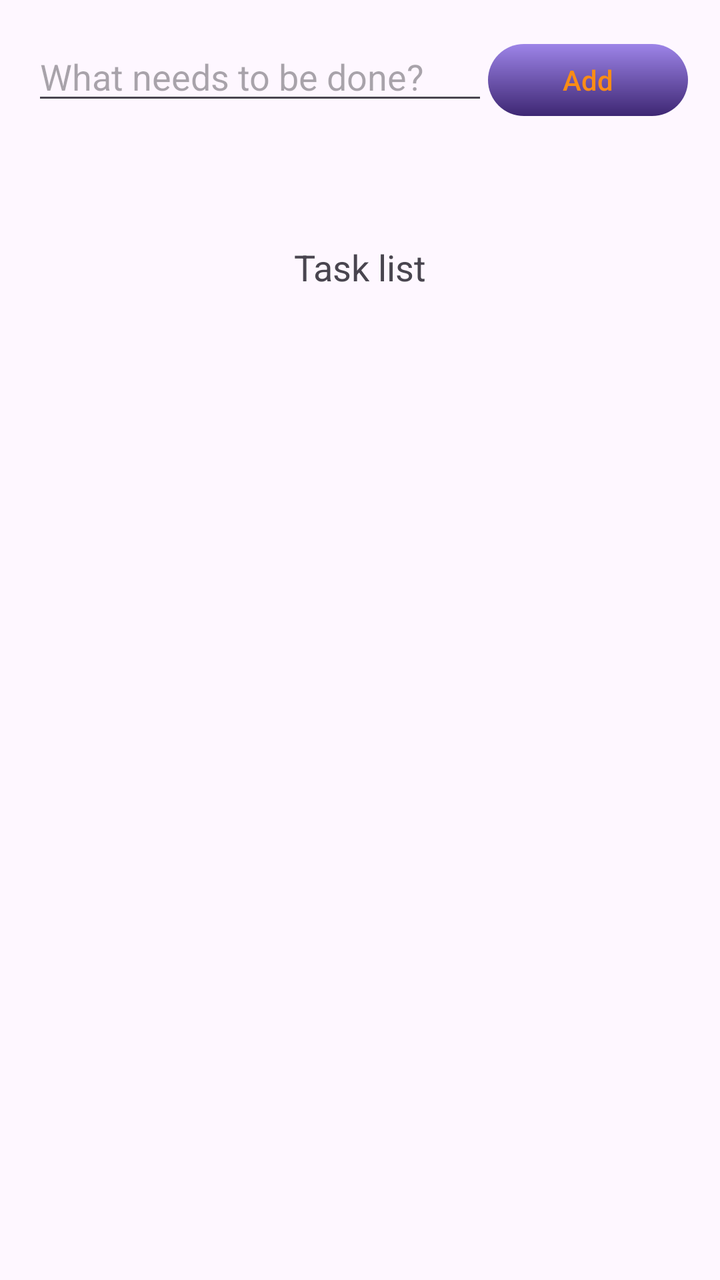
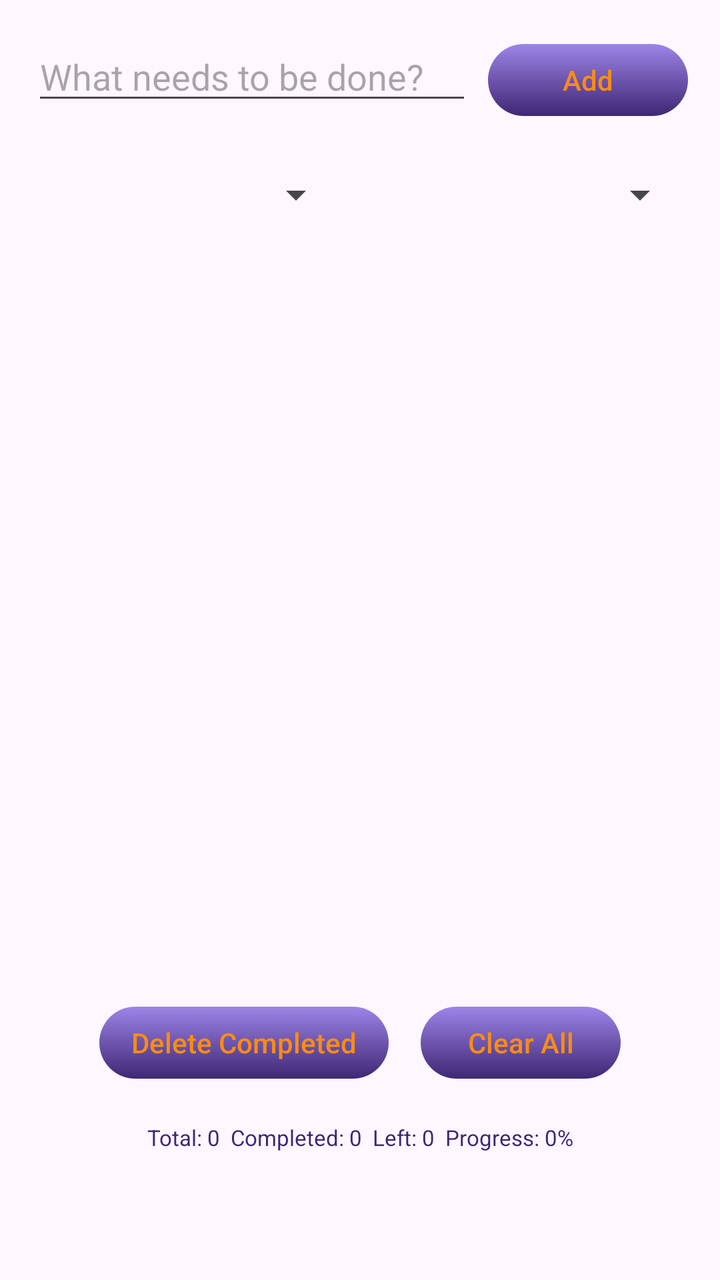

The first picture is an Android layout as it rendered before a commit; the second is the same layout after the commit. The layout source and the unified diff follow.
<!-- AndroidManifest.xml: application theme Theme.MyAssistant -->
<!-- res/layout/fragment_tasks.xml -->
<?xml version="1.0" encoding="utf-8"?>
<androidx.constraintlayout.widget.ConstraintLayout xmlns:android="http://schemas.android.com/apk/res/android"
    xmlns:app="http://schemas.android.com/apk/res-auto"
    android:layout_width="match_parent"
    android:layout_height="match_parent"
    android:padding="16dp">

    
    <EditText android:hint="What needs to be done?" android:id="@+id/taskInput" android:inputType="textCapSentences" android:layout_height="wrap_content" android:layout_width="0dp" app:layout_constraintEnd_toStartOf="@+id/addButton" app:layout_constraintStart_toStartOf="parent" app:layout_constraintTop_toTopOf="parent"/>

    <androidx.appcompat.widget.AppCompatButton
        android:id="@+id/addButton"
        android:layout_width="wrap_content"
        android:layout_height="wrap_content"
        android:background="@drawable/button_selector"
        android:text="Add"
        android:textAllCaps="false"
        android:textColor="@color/text_color_btn"
        android:paddingStart="24dp"
        android:paddingEnd="24dp"
        android:minWidth="100dp"
        android:stateListAnimator="@null"
        app:layout_constraintEnd_toEndOf="parent"
        app:layout_constraintTop_toTopOf="parent" />

    
    <TextView android:layout_height="wrap_content" android:layout_marginTop="64dp" android:layout_width="wrap_content" android:text="Task list" android:textSize="18sp" app:layout_constraintEnd_toEndOf="parent" app:layout_constraintStart_toStartOf="parent" app:layout_constraintTop_toBottomOf="@+id/taskInput"/>

</androidx.constraintlayout.widget.ConstraintLayout>
<!-- resources referenced by this layout -->
<resources>
  <color name="text_color_btn">#FA8C16</color>
  <!-- drawable button_selector (drawable) -->
  <?xml version="1.0" encoding="utf-8"?>
  <selector xmlns:android="http://schemas.android.com/apk/res/android">
  
      <item android:state_pressed="true">
          <inset
              android:insetTop="6dp"
              android:insetBottom="6dp">
  
              <shape android:shape="rectangle">
                  <gradient
                      android:type="linear"
                      android:angle="55"
                      android:startColor="#3E2773"
                      android:endColor="#6E5CA2"/>
                  <corners android:radius="20dp" />
                  <size android:height="36dp" />
              </shape>
  
          </inset>
      </item>
  
      <item>
          <inset
              android:insetTop="6dp"
              android:insetBottom="6dp">
  
              <shape android:shape="rectangle">
                  <gradient
                      android:type="linear"
                      android:angle="125"
                      android:startColor="#9D84E8"
                      android:endColor="#3E2773" />
                  <corners android:radius="20dp" />
                  <size android:height="16dp" />
              </shape>
  
          </inset>
      </item>
  
  </selector>
  <style name="Theme.MyAssistant" parent="Base.Theme.MyAssistant" />
  <style name="Base.Theme.MyAssistant" parent="Theme.Material3.DayNight.NoActionBar">
          
          
      </style>
</resources>

<!-- the commit's change to res/layout/fragment_tasks.xml (unified diff, before → after) -->
@@ -1,29 +1,119 @@
 <?xml version="1.0" encoding="utf-8"?>
 <androidx.constraintlayout.widget.ConstraintLayout xmlns:android="http://schemas.android.com/apk/res/android"
     xmlns:app="http://schemas.android.com/apk/res-auto"
+    xmlns:tools="http://schemas.android.com/tools"
     android:layout_width="match_parent"
     android:layout_height="match_parent"
     android:padding="16dp">
 
-    
-    <EditText android:hint="What needs to be done?" android:id="@+id/taskInput" android:inputType="textCapSentences" android:layout_height="wrap_content" android:layout_width="0dp" app:layout_constraintEnd_toStartOf="@+id/addButton" app:layout_constraintStart_toStartOf="parent" app:layout_constraintTop_toTopOf="parent"/>
+    <EditText
+        android:id="@+id/taskInput"
+        android:layout_width="0dp"
+        android:layout_height="wrap_content"
+        android:layout_marginEnd="8dp"
+        android:hint="What needs to be done?"
+        android:inputType="text|textCapSentences"
+        app:layout_constraintBaseline_toBaselineOf="@+id/addButton"
+        app:layout_constraintEnd_toStartOf="@+id/addButton"
+        app:layout_constraintStart_toStartOf="parent" />
 
     <androidx.appcompat.widget.AppCompatButton
         android:id="@+id/addButton"
         android:layout_width="wrap_content"
         android:layout_height="wrap_content"
         android:background="@drawable/button_selector"
+        android:minWidth="100dp"
+        android:paddingStart="24dp"
+        android:paddingEnd="24dp"
+        android:stateListAnimator="@null"
         android:text="Add"
         android:textAllCaps="false"
         android:textColor="@color/text_color_btn"
-        android:paddingStart="24dp"
-        android:paddingEnd="24dp"
-        android:minWidth="100dp"
-        android:stateListAnimator="@null"
         app:layout_constraintEnd_toEndOf="parent"
         app:layout_constraintTop_toTopOf="parent" />
 
-    
-    <TextView android:layout_height="wrap_content" android:layout_marginTop="64dp" android:layout_width="wrap_content" android:text="Task list" android:textSize="18sp" app:layout_constraintEnd_toEndOf="parent" app:layout_constraintStart_toStartOf="parent" app:layout_constraintTop_toBottomOf="@+id/taskInput"/>
+    <Spinner
+        android:id="@+id/filterSpinner"
+        android:layout_width="0dp"
+        android:layout_height="48dp"
+        android:layout_marginTop="16dp"
+        android:layout_marginEnd="8dp"
+        app:layout_constraintEnd_toStartOf="@+id/sortSpinner"
+        app:layout_constraintStart_toStartOf="parent"
+        app:layout_constraintTop_toBottomOf="@+id/taskInput" />
+
+    <Spinner
+        android:id="@+id/sortSpinner"
+        android:layout_width="0dp"
+        android:layout_height="48dp"
+        android:layout_marginTop="16dp"
+        android:layout_marginStart="8dp"
+        app:layout_constraintEnd_toEndOf="parent"
+        app:layout_constraintStart_toEndOf="@+id/filterSpinner"
+        app:layout_constraintTop_toBottomOf="@+id/taskInput" />
+
+    <androidx.recyclerview.widget.RecyclerView
+        android:id="@+id/tasksRecyclerView"
+        android:layout_width="0dp"
+        android:layout_height="0dp"
+        android:layout_marginTop="16dp"
+        android:layout_marginBottom="16dp"
+        app:layout_constraintBottom_toTopOf="@+id/bottomActionPanel"
+        app:layout_constraintEnd_toEndOf="parent"
+        app:layout_constraintStart_toStartOf="parent"
+        app:layout_constraintTop_toBottomOf="@+id/filterSpinner" />
+
+    <LinearLayout
+        android:id="@+id/bottomActionPanel"
+        android:layout_width="0dp"
+        android:layout_height="wrap_content"
+        android:layout_marginBottom="16dp"
+        android:gravity="center"
+        android:orientation="horizontal"
+        app:layout_constraintBottom_toTopOf="@+id/statisticsTextView"
+        app:layout_constraintEnd_toEndOf="parent"
+        app:layout_constraintStart_toStartOf="parent">
+
+        <androidx.appcompat.widget.AppCompatButton
+            android:id="@+id/deleteCompletedButton"
+            android:layout_width="wrap_content"
+            android:layout_height="wrap_content"
+            android:layout_marginEnd="8dp"
+            android:background="@drawable/button_selector"
+            android:minWidth="120dp"
+            android:paddingStart="16dp"
+            android:paddingEnd="16dp"
+            android:stateListAnimator="@null"
+            android:text="Delete Completed"
+            android:textAllCaps="false"
+            android:textColor="@color/text_color_btn" />
+
+        <androidx.appcompat.widget.AppCompatButton
+            android:id="@+id/clearAllButton"
+            android:layout_width="wrap_content"
+            android:layout_height="wrap_content"
+            android:layout_marginStart="8dp"
+            android:background="@drawable/button_selector"
+            android:minWidth="100dp"
+            android:paddingStart="16dp"
+            android:paddingEnd="16dp"
+            android:stateListAnimator="@null"
+            android:text="Clear All"
+            android:textAllCaps="false"
+            android:textColor="@color/text_color_btn" />
+    </LinearLayout>
+
+    <TextView
+        android:id="@+id/statisticsTextView"
+        android:layout_width="0dp"
+        android:layout_height="wrap_content"
+        android:layout_marginBottom="48dp"
+        android:gravity="center"
+        android:text="Total: 0  Completed: 0  Left: 0  Progress: 0%"
+        android:textColor="@color/text_color"
+        android:textSize="11sp"
+        app:layout_constraintBottom_toBottomOf="parent"
+        app:layout_constraintEnd_toEndOf="parent"
+        app:layout_constraintStart_toStartOf="parent" />
 
 </androidx.constraintlayout.widget.ConstraintLayout>
<!-- resource entries referenced after the edit -->
@@ -1,5 +1,6 @@
 <!-- resources referenced by this layout -->
 <resources>
+  <color name="text_color">#3E2773</color>
   <color name="text_color_btn">#FA8C16</color>
   <!-- drawable button_selector (drawable) -->
   <?xml version="1.0" encoding="utf-8"?>
